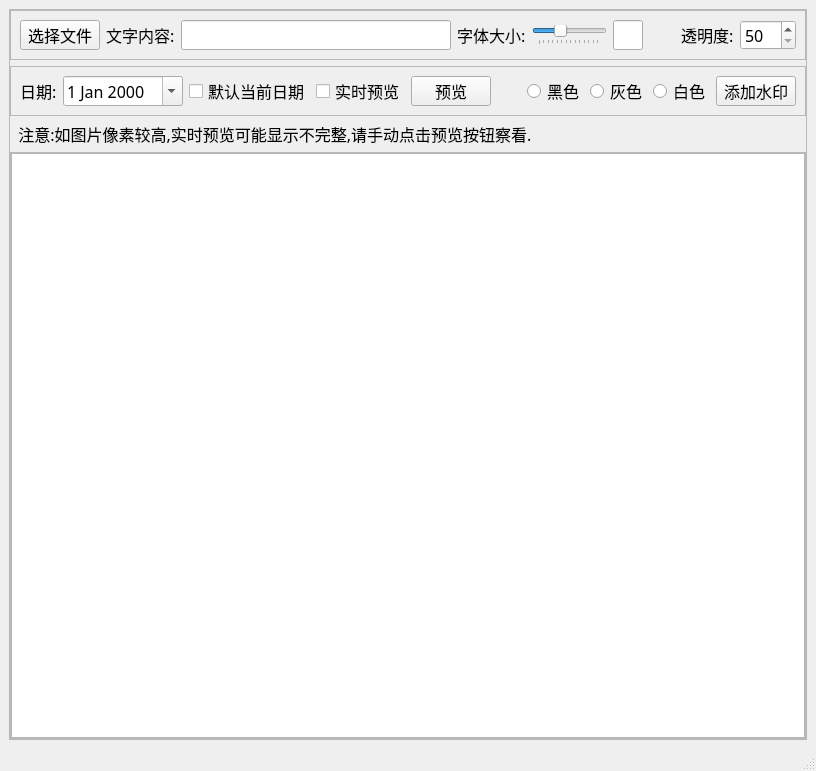
Old version of the form mainform.ui in the repository clang2you/text_watermark.
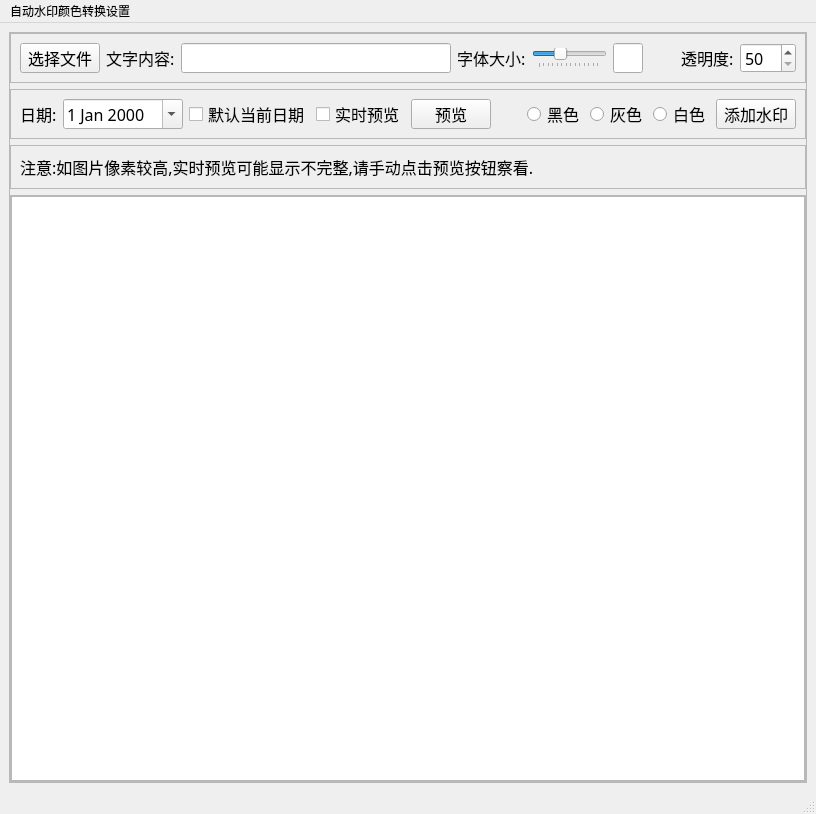
New version of the form.

The edit to the form file:
```diff
--- a/mainform.ui
+++ b/mainform.ui
@@ -10,6 +10,18 @@
     <height>766</height>
    </rect>
   </property>
+  <property name="minimumSize">
+   <size>
+    <width>0</width>
+    <height>0</height>
+   </size>
+  </property>
+  <property name="maximumSize">
+   <size>
+    <width>16777215</width>
+    <height>16777215</height>
+   </size>
+  </property>
   <property name="windowTitle">
    <string>文字水印批量添加 Coding By LN3 IT</string>
   </property>
@@ -253,10 +265,54 @@
         </widget>
        </item>
        <item>
-        <widget class="QLabel" name="label_5">
-         <property name="text">
-          <string>  注意:如图片像素较高,实时预览可能显示不完整,请手动点击预览按钮察看.</string>
+        <widget class="QFrame" name="frame_2">
+         <property name="minimumSize">
+          <size>
+           <width>0</width>
+           <height>0</height>
+          </size>
          </property>
+         <property name="maximumSize">
+          <size>
+           <width>16777215</width>
+           <height>16777215</height>
+          </size>
+         </property>
+         <property name="frameShape">
+          <enum>QFrame::StyledPanel</enum>
+         </property>
+         <property name="frameShadow">
+          <enum>QFrame::Raised</enum>
+         </property>
+         <layout class="QHBoxLayout" name="horizontalLayout_2">
+          <item>
+           <widget class="QLabel" name="label_5">
+            <property name="text">
+             <string>注意:如图片像素较高,实时预览可能显示不完整,请手动点击预览按钮察看.</string>
+            </property>
+           </widget>
+          </item>
+          <item>
+           <spacer name="horizontalSpacer">
+            <property name="orientation">
+             <enum>Qt::Horizontal</enum>
+            </property>
+            <property name="sizeHint" stdset="0">
+             <size>
+              <width>249</width>
+              <height>20</height>
+             </size>
+            </property>
+           </spacer>
+          </item>
+          <item>
+           <widget class="QLabel" name="colorLabel">
+            <property name="text">
+             <string/>
+            </property>
+           </widget>
+          </item>
+         </layout>
         </widget>
        </item>
        <item>
@@ -299,6 +355,28 @@
    </layout>
   </widget>
   <widget class="QStatusBar" name="statusbar"/>
+  <widget class="QMenuBar" name="menuBar">
+   <property name="geometry">
+    <rect>
+     <x>0</x>
+     <y>0</y>
+     <width>816</width>
+     <height>23</height>
+    </rect>
+   </property>
+   <widget class="QMenu" name="menu">
+    <property name="title">
+     <string>自动水印颜色转换设置</string>
+    </property>
+    <addaction name="actiondd"/>
+   </widget>
+   <addaction name="menu"/>
+  </widget>
+  <action name="actiondd">
+   <property name="text">
+    <string>不同背景水印颜色设定</string>
+   </property>
+  </action>
  </widget>
  <resources/>
  <connections/>
```
